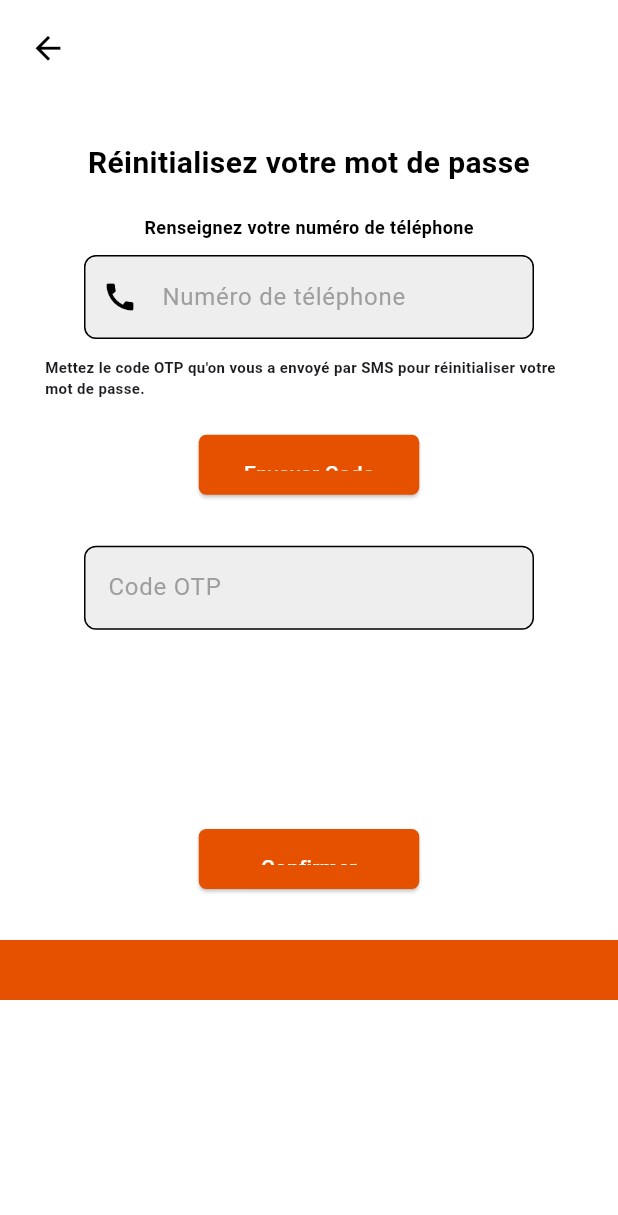
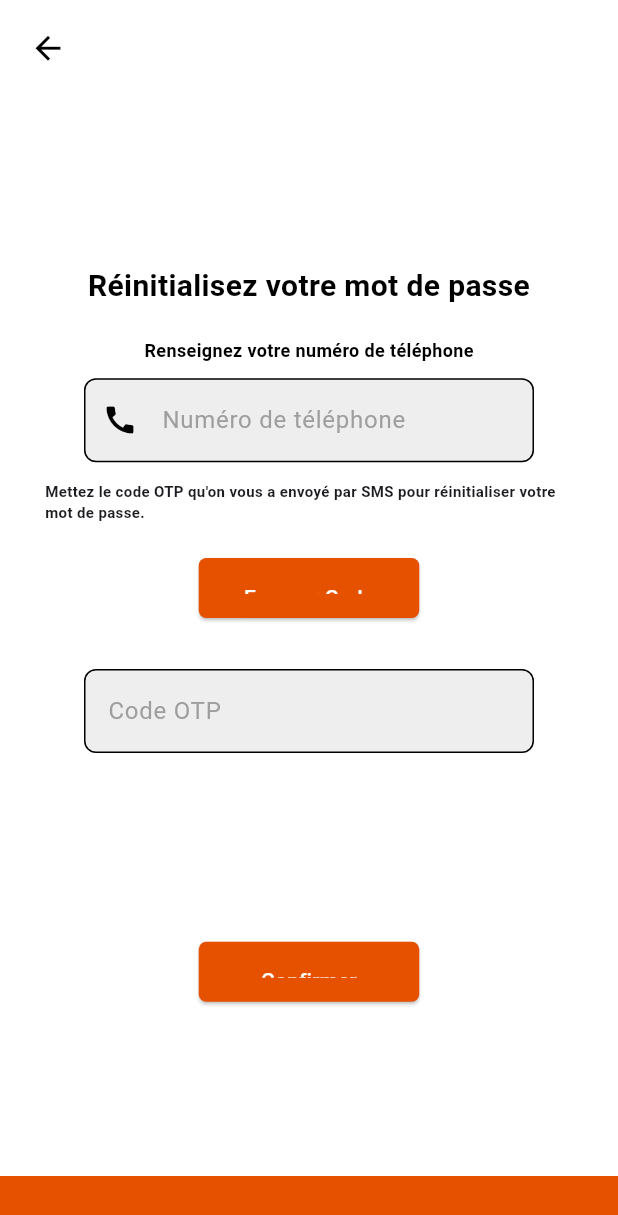
Before and after one commit to mouhamed48-diagne/TERA_REPO, a Flutter app: the ForgottenPassword screen opened directly, on a phone screen of 412 x 824 dp. Shown: the top 1215 px of the screen. Run offline on Flutter 3.47's test engine with Material 3 defaults, Android fonts, the light colour scheme and no system bars; our stand-ins replace page_transition.

Commit message:
Update forgotten_password_producteur.dart

```diff
--- a/lib/forgotten_password_producteur.dart
+++ b/lib/forgotten_password_producteur.dart
@@ -17,6 +17,7 @@ class _ForgottenPasswordState extends State<ForgottenPassword> {
     return Scaffold(
       backgroundColor: Colors.white,
       body: Column(
+        mainAxisAlignment: MainAxisAlignment.spaceBetween,
         children: [
           Padding(
             padding: const EdgeInsets.all(8.0),
@@ -119,7 +120,7 @@ class _ForgottenPasswordState extends State<ForgottenPassword> {
                   ),
                 ),
                 Padding(
-                  padding: const EdgeInsets.only(top: 127),
+                  padding: const EdgeInsets.only(top: 120),
                   child: ElevatedButton(
                     onPressed: () {
                       final userconfirm = _userconfirmController.text;
```
